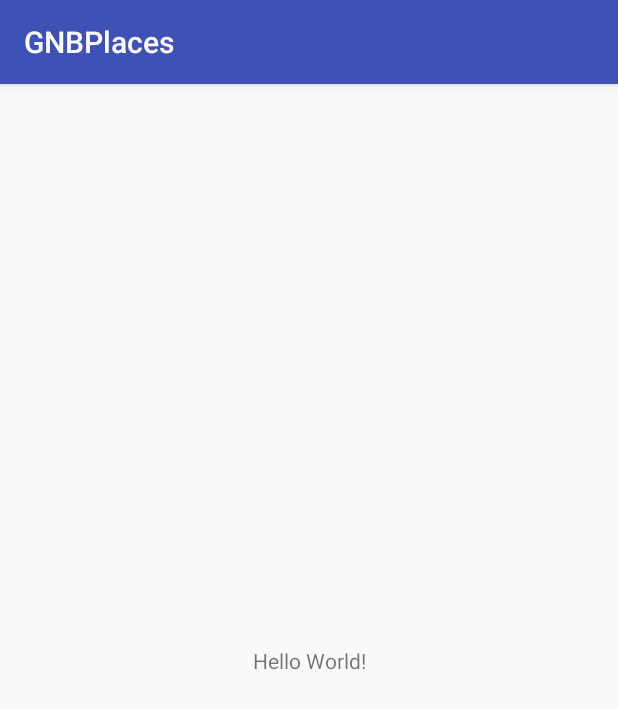
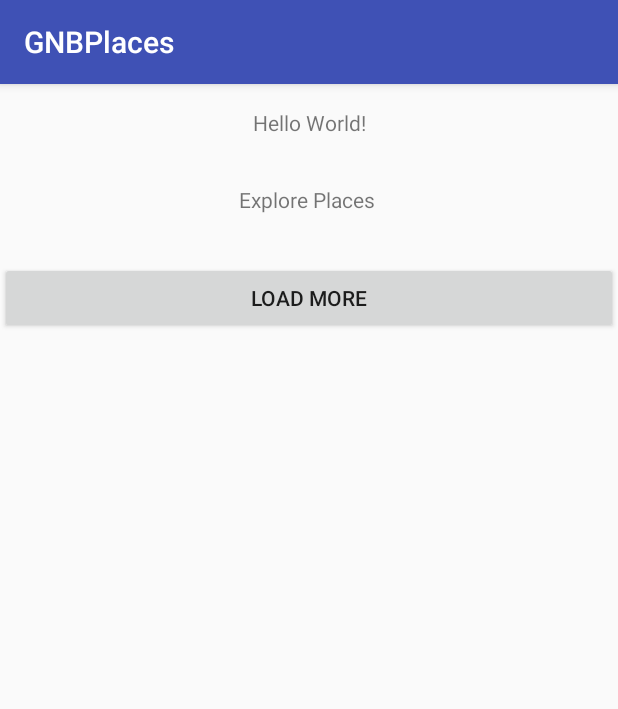
Before and after one commit to mohamedshanan/GNBPlaces, an Android app: the screen it shows after launch (PlacesListActivity), on a phone screen of 412 x 824 dp. Shown: the top 709 px of the screen. Run offline under Robolectric (Android 15) with nearby library versions, the phone set to English and light mode, and no system bars; our stand-ins replace ButterKnife, Dagger/Hilt's generated code, RxJava; 2 statements that could not run were skipped.

Commit message:
- get remote places.

```diff
--- /dev/null
+++ b/app/src/main/java/com/shanan/gnbplaces/repositories/places/repository/OnPlacesResponse.java
@@ -0,0 +1,14 @@
+package com.shanan.gnbplaces.repositories.places.repository;
+
+import com.shanan.gnbplaces.repositories.places.models.Place;
+
+import java.util.List;
+
+/**
+ * Created by Shanan on 25/09/2017.
+ */
+
+public interface OnPlacesResponse {
+    void onSuccess(List<Place> savedPlaces);
+    void onFailure(String errorMessage);
+}
--- /dev/null
+++ b/app/src/main/java/com/shanan/gnbplaces/repositories/places/repository/PlacesRepository.java
@@ -0,0 +1,11 @@
+package com.shanan.gnbplaces.repositories.places.repository;
+
+/**
+ * Created by Shanan on 25/09/2017.
+ */
+
+public interface PlacesRepository {
+    void getFeaturedPlaces(OnPlacesResponse onPlacesResponse);
+    void explorePlaces(int count, int from, OnPlacesResponse onPlacesResponse);
+    boolean isLoading();
+}
--- /dev/null
+++ b/app/src/main/java/com/shanan/gnbplaces/repositories/places/repository/ProdPlacesRepository.java
@@ -0,0 +1,79 @@
+package com.shanan.gnbplaces.repositories.places.repository;
+
+import android.util.Log;
+
+import com.shanan.gnbplaces.rest.ApiEndPointInterface;
+import com.shanan.gnbplaces.rest.ServiceGenerator;
+
+import io.reactivex.android.schedulers.AndroidSchedulers;
+import io.reactivex.schedulers.Schedulers;
+
+/**
+ * Created by Shanan on 25/09/2017.
+ */
+
+public class ProdPlacesRepository implements PlacesRepository {
+
+    private static final String TAG = ProdPlacesRepository.class.getSimpleName();
+    private boolean isLoading = false;
+
+    public ProdPlacesRepository() {
+    }
+
+    @Override
+    public void getFeaturedPlaces(OnPlacesResponse onPlacesResponse) {
+        ApiEndPointInterface apiEndPointInterface = ServiceGenerator.getLocalPlacesEndPointInterface();
+
+        apiEndPointInterface.getFeaturedPlaces()
+                .subscribeOn(Schedulers.io())
+                .observeOn(AndroidSchedulers.mainThread())
+                .unsubscribeOn(Schedulers.io())
+                .subscribe((places, throwable) -> {
+                    isLoading = false;
+
+                    if (throwable == null) {
+                        Log.d(TAG, "success");
+                        onPlacesResponse.onSuccess(places);
+
+                    } else {
+                        Log.d(TAG, "Failure");
+                        onPlacesResponse.onFailure(throwable.getLocalizedMessage());
+                    }
+                });
+    }
+
+    @Override
+    public void explorePlaces(int count, int from, OnPlacesResponse onPlacesResponse) {
+
+        if (isLoading) {
+            Log.d(TAG, "Loading.. please wait.");
+            // Reject the order.
+            return;
+        }
+
+        isLoading = true;
+
+        ApiEndPointInterface apiEndPointInterface = ServiceGenerator.getLocalPlacesEndPointInterface();
+
+        apiEndPointInterface.explorePlaces(count, from)
+                .subscribeOn(Schedulers.io())
+                .observeOn(AndroidSchedulers.mainThread())
+                .unsubscribeOn(Schedulers.io())
+                .subscribe((places, throwable) -> {
+                    isLoading = false;
+
+                    if (throwable == null) {
+                        Log.d(TAG, "success");
+                        onPlacesResponse.onSuccess(places);
+
+                    } else {
+                        Log.d(TAG, "Failure");
+                        onPlacesResponse.onFailure(throwable.getLocalizedMessage());
+                    }
+                });
+    }
+
+    public boolean isLoading() {
+        return isLoading;
+    }
+}
--- /dev/null
+++ b/app/src/main/java/com/shanan/gnbplaces/rest/ApiEndPointInterface.java
@@ -0,0 +1,23 @@
+package com.shanan.gnbplaces.rest;
+
+import com.shanan.gnbplaces.repositories.places.models.Place;
+
+import java.util.List;
+
+import io.reactivex.Single;
+import retrofit2.Call;
+import retrofit2.http.GET;
+import retrofit2.http.Query;
+
+/**
+ * Created by Shanan on 25/09/2017.
+ */
+
+public interface ApiEndPointInterface {
+
+    @GET(ApiConstants.FEATURED_PLACES)
+    Single<List<Place>> getFeaturedPlaces();
+
+    @GET(ApiConstants.EXPLORE_PLACES)
+    Single<List<Place>> explorePlaces(@Query(ApiConstants.PARAM_COUNT) int count, @Query(ApiConstants.PARAM_FROM) int from);
+}
--- /dev/null
+++ b/app/src/main/java/com/shanan/gnbplaces/rest/ServiceGenerator.java
@@ -0,0 +1,41 @@
+package com.shanan.gnbplaces.rest;
+
+import java.util.concurrent.TimeUnit;
+
+import okhttp3.OkHttpClient;
+import retrofit2.Retrofit;
+import retrofit2.adapter.rxjava2.RxJava2CallAdapterFactory;
+import retrofit2.converter.gson.GsonConverterFactory;
+
+import static com.shanan.gnbplaces.rest.ApiConstants.GNP_PLACES_BASE_URL;
+
+/**
+ * Created by Shanan on 25/09/2017.
+ */
+
+public class ServiceGenerator {
+
+    private static OkHttpClient.Builder httpClient = new OkHttpClient.Builder();
+
+    private static Retrofit.Builder localPlacesBuilder = new Retrofit.Builder().baseUrl(GNP_PLACES_BASE_URL)
+            .addConverterFactory(GsonConverterFactory.create())
+            .addCallAdapterFactory(RxJava2CallAdapterFactory.create());
+
+    private static ApiEndPointInterface mPlacesPointInterface;
+
+    public static <S> S createLocalPlacesService(Class<S> serviceClass) {
+
+        httpClient.readTimeout(60, TimeUnit.SECONDS)
+                .connectTimeout(60, TimeUnit.SECONDS);
+        Retrofit retrofit = localPlacesBuilder.client(httpClient.build()).build();
+        return retrofit.create(serviceClass);
+    }
+
+    public static ApiEndPointInterface getLocalPlacesEndPointInterface() {
+        if (mPlacesPointInterface == null) {
+            mPlacesPointInterface = ServiceGenerator.createLocalPlacesService(ApiEndPointInterface.class);
+        }
+        return mPlacesPointInterface;
+    }
+
+}
--- a/app/src/main/java/com/shanan/gnbplaces/ui/PlacesList/PlacesListActivity.java
+++ b/app/src/main/java/com/shanan/gnbplaces/ui/PlacesList/PlacesListActivity.java
@@ -1,15 +1,106 @@
 package com.shanan.gnbplaces.ui.PlacesList;
 
-import android.support.v7.app.AppCompatActivity;
 import android.os.Bundle;
+import android.widget.Button;
+import android.widget.TextView;
+import android.widget.Toast;
 
 import com.shanan.gnbplaces.R;
+import com.shanan.gnbplaces.repositories.places.models.Place;
+import com.shanan.gnbplaces.ui.base.BaseActivity;
+import com.shanan.gnbplaces.utils.Utilities;
 
-public class PlacesListActivity extends AppCompatActivity {
+import java.util.List;
+
+import butterknife.BindView;
+
+public class PlacesListActivity extends BaseActivity implements PlacesContract.View {
+
+    @BindView(R.id.featured_tv)
+    TextView featuredTv;
+
+    @BindView(R.id.explore_tv)
+    TextView exploreTv;
+
+    @BindView(R.id.btn)
+    Button btn;
+
+    private static final String TAG = PlacesListActivity.class.getSimpleName();
+    private PlacesContract.Presenter mPresenter;
 
     @Override
     protected void onCreate(Bundle savedInstanceState) {
         super.onCreate(savedInstanceState);
         setContentView(R.layout.activity_places_list);
+
+        mPresenter = new PlacesPresenter(this);
+        mPresenter.getFeaturedPlaces();
+        mPresenter.explorePlaces();
+
+        btn.setOnClickListener(view -> {
+            mPresenter.explorePlaces();
+        });
+    }
+
+    @Override
+    protected void showNoConnection() {
+        Toast.makeText(this, "No Internet Connection !!", Toast.LENGTH_SHORT).show();
+    }
+
+    @Override
+    public void showFeaturedPlaces(List<Place> places) {
+        featuredTv.setText("Featured Places \n \n" + places.toString());
+    }
+
+    @Override
+    public void showPlaces(boolean clearing, List<Place> places) {
+        for (Place place : places) {
+            exploreTv.append("\n" + place.getPlaceDescription());
+        }
+    }
+
+    @Override
+    public void showLoader() {
+
+    }
+
+    @Override
+    public void hideLoader() {
+
+    }
+
+    @Override
+    public void showLoadMoreProgress() {
+
+    }
+
+    @Override
+    public void dismissLoadMoreProgress() {
+
+    }
+
+    @Override
+    public void clearPlaces() {
+
+    }
+
+    @Override
+    public void showSnackBar(int resId) {
+
+    }
+
+    @Override
+    public void showTryAgainLayout(String message) {
+
+    }
+
+    @Override
+    public boolean isConnected() {
+        return Utilities.getNetworkState(this);
+    }
+
+    @Override
+    public void showTryAgainLayout(int resId) {
+
     }
 }
--- /dev/null
+++ b/app/src/main/java/com/shanan/gnbplaces/ui/PlacesList/PlacesPresenter.java
@@ -0,0 +1,113 @@
+package com.shanan.gnbplaces.ui.PlacesList;
+
+import android.util.Log;
+
+import com.shanan.gnbplaces.R;
+import com.shanan.gnbplaces.repositories.places.models.Place;
+import com.shanan.gnbplaces.repositories.places.repository.OnPlacesResponse;
+import com.shanan.gnbplaces.repositories.places.repository.PlacesRepository;
+import com.shanan.gnbplaces.repositories.places.repository.ProdPlacesRepository;
+
+import java.util.List;
+
+/**
+ * Created by Shanan on 23/09/2017.
+ */
+
+public class PlacesPresenter implements PlacesContract.Presenter {
+
+    private static final String TAG = PlacesPresenter.class.getSimpleName();
+    private final static int FIRST_PLACE = 0;
+    private final static int COUNT = 10;
+
+    private final PlacesContract.View view;
+    private final PlacesRepository mPlacesRepository = new ProdPlacesRepository();
+
+    private int lastPlaceIndex = 0;
+    private boolean isNoMoreData;
+
+    public PlacesPresenter(PlacesContract.View view) {
+        this.view = view;
+    }
+
+    @Override
+    public void getFeaturedPlaces() {
+
+        if (!view.isConnected()) {
+            return;
+        }
+
+        mPlacesRepository.getFeaturedPlaces(new OnPlacesResponse() {
+            @Override
+            public void onSuccess(List<Place> featuredPlaces) {
+                view.hideLoader();
+
+                if (featuredPlaces == null || featuredPlaces.isEmpty()) {
+                    view.showTryAgainLayout(R.string.no_featured_places);
+                    return;
+                }
+                view.showFeaturedPlaces(featuredPlaces);
+
+            }
+
+            @Override
+            public void onFailure(String errorMessage) {
+                view.hideLoader();
+                view.showTryAgainLayout(errorMessage);
+            }
+        });
+
+
+    }
+
+    @Override
+    public void explorePlaces() {
+
+        if (!view.isConnected()) {
+            return;
+        }
+
+        if (!isNoMoreData) {
+            if (lastPlaceIndex == FIRST_PLACE) {
+                view.showLoader();
+            }
+            explore();
+        } else {
+            Log.i(TAG, "No more places");
+        }
+    }
+
+
+    public void explore() {
+
+        mPlacesRepository.explorePlaces(COUNT, lastPlaceIndex, new OnPlacesResponse() {
+            @Override
+            public void onSuccess(List<Place> places) {
+                view.hideLoader();
+
+                if (places == null || places.isEmpty()) {
+                    isNoMoreData = true;
+                    if (lastPlaceIndex == 0) {
+                        view.showTryAgainLayout(R.string.no_places);
+                    }
+                    return;
+                }
+
+                if (lastPlaceIndex == FIRST_PLACE) {
+                    view.showPlaces(true, places);
+                } else {
+                    view.showPlaces(false, places);
+                }
+
+                // prepare lastPlaceIndex for the next page
+                lastPlaceIndex += COUNT;
+            }
+
+            @Override
+            public void onFailure(String errorMessage) {
+                view.hideLoader();
+                view.showTryAgainLayout(errorMessage);
+            }
+        });
+    }
+}
--- a/app/src/main/res/layout/activity_places_list.xml
+++ b/app/src/main/res/layout/activity_places_list.xml
@@ -1,13 +1,40 @@
 <?xml version="1.0" encoding="utf-8"?>
-<android.support.constraint.ConstraintLayout
-    xmlns:android="http://schemas.android.com/apk/res/android"
+<ScrollView xmlns:android="http://schemas.android.com/apk/res/android"
     xmlns:app="http://schemas.android.com/apk/res-auto"
-    xmlns:tools="http://schemas.android.com/tools" android:layout_width="match_parent"
-    android:layout_height="match_parent" tools:context="com.shanan.gnbplaces.ui.PlacesList.PlacesListActivity">
+    xmlns:tools="http://schemas.android.com/tools"
+    android:layout_width="match_parent"
+    android:layout_height="match_parent"
+    tools:context="com.shanan.gnbplaces.ui.PlacesList.PlacesListActivity">
 
-    <TextView android:layout_width="wrap_content" android:layout_height="wrap_content"
-        android:text="Hello World!" app:layout_constraintBottom_toBottomOf="parent"
-        app:layout_constraintLeft_toLeftOf="parent" app:layout_constraintRight_toRightOf="parent"
-        app:layout_constraintTop_toTopOf="parent" />
+    <LinearLayout
+        android:layout_width="match_parent"
+        android:layout_height="match_parent"
+        android:orientation="vertical"
+        tools:context="com.shanan.gnbplaces.ui.PlacesList.PlacesListActivity">
 
-</android.support.constraint.ConstraintLayout>
+        <TextView
+            android:id="@+id/featured_tv"
+            android:layout_width="match_parent"
+            android:layout_height="wrap_content"
+            android:layout_margin="8dp"
+            android:gravity="center"
+            android:padding="8dp"
+            android:text="Hello World!" />
+
+        <TextView
+            android:id="@+id/explore_tv"
+            android:layout_width="match_parent"
+            android:layout_height="wrap_content"
+            android:layout_margin="8dp"
+            android:gravity="center"
+            android:padding="8dp"
+            android:text="Explore Places \n" />
+
+        <Button
+            android:id="@+id/btn"
+            android:layout_width="match_parent"
+            android:layout_height="wrap_content"
+            android:text="Load More" />
+
+    </LinearLayout>
+</ScrollView>
--- a/app/src/main/res/values/strings.xml
+++ b/app/src/main/res/values/strings.xml
@@ -1,3 +1,5 @@
 <resources>
     <string name="app_name">GNBPlaces</string>
+    <string name="no_featured_places">No featured places!!</string>
+    <string name="no_places">No places!!</string>
 </resources>
```
Also changed, not shown: app/src/main/java/com/shanan/gnbplaces/repositories/places/models/Image.java (added, +46 -0 lines), app/src/main/java/com/shanan/gnbplaces/repositories/places/models/Place.java (added, +55 -0 lines), app/src/main/java/com/shanan/gnbplaces/rest/ApiConstants.java (added, +16 -0 lines), app/src/main/java/com/shanan/gnbplaces/ui/PlacesList/PlacesContract.java (added, +44 -0 lines).
